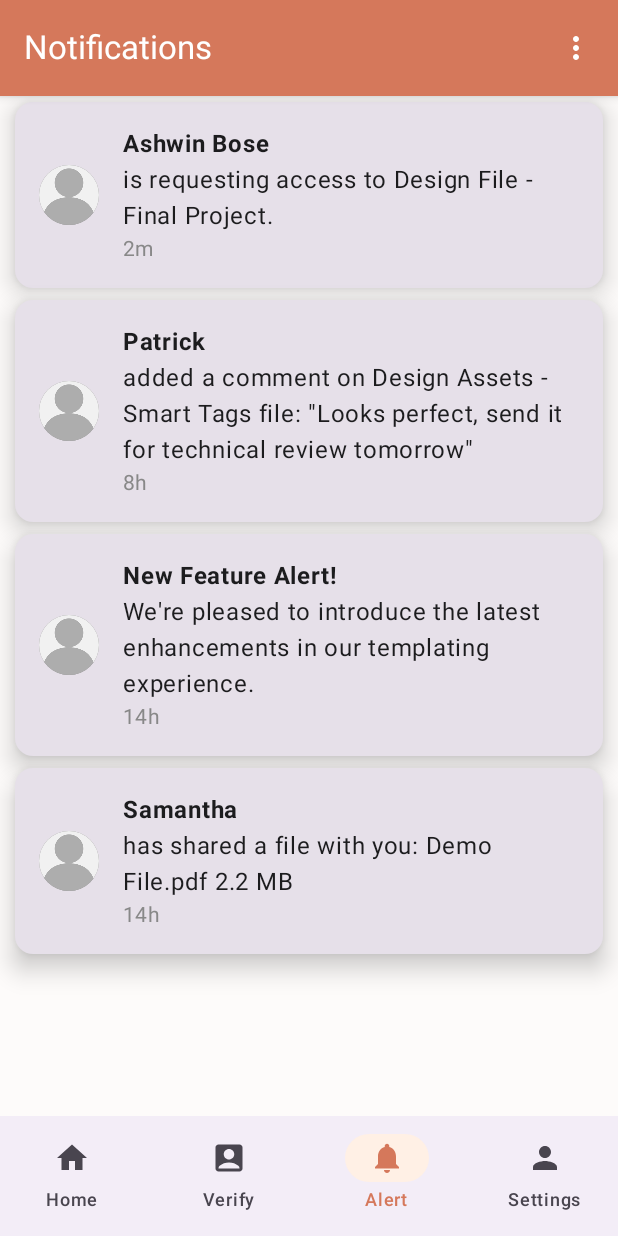
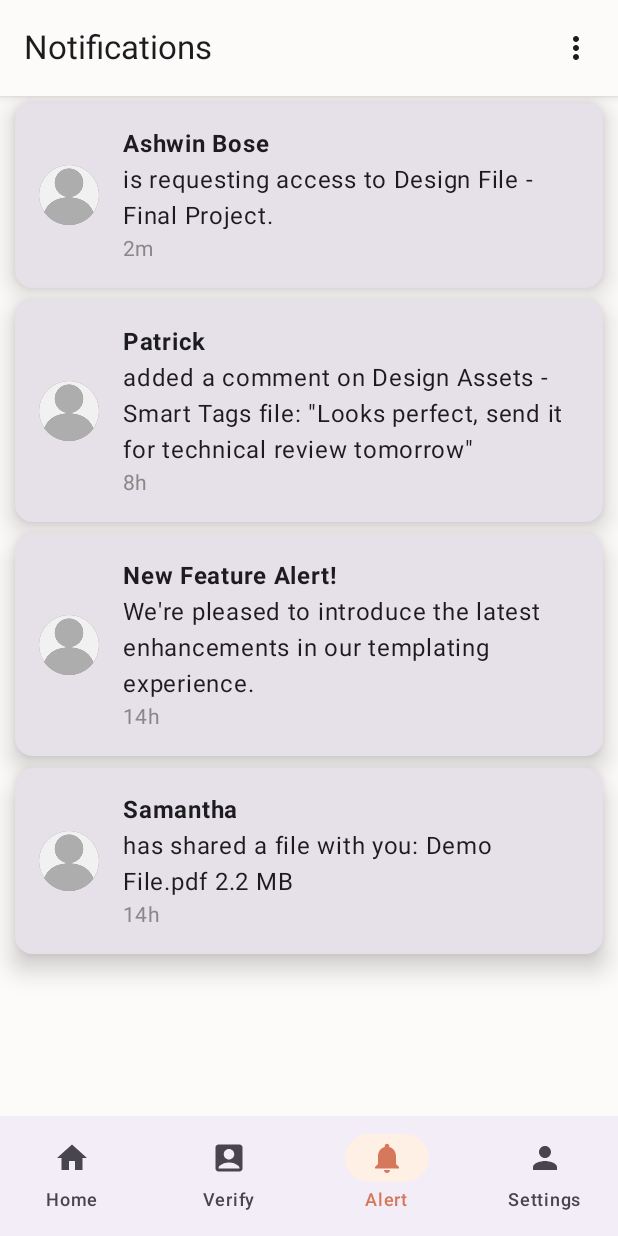
Before and after one commit to koiraladarwin/ecmsApp, an Android app built with Jetpack Compose: the composable MainLayout shown on its own in the app's theme, item 3 of the bottom bar chosen, on a phone screen of 412 x 824 dp. Run offline under Robolectric (Android 15) with nearby library versions, the phone set to English and light mode, and no system bars; our stand-ins replace Firebase (no records; nobody signed in at launch, a user with empty details on screens opened directly); libraries missing offline, so code that uses them is left out: androidx.camera.core, androidx.camera.lifecycle, androidx.camera.view, com.google.mlkit.vision; pictures from the network do not load; 2 statements that could not run were skipped.

Commit message:
refac: changed the nav bar and added search ui in home page

```diff
--- a/app/build.gradle.kts
+++ b/app/build.gradle.kts
@@ -14,14 +14,14 @@ android {
         minSdk = 24
         targetSdk = 35
         versionCode = 1
-        versionName = "1.0"
+        versionName = "1.2.2"
 
         testInstrumentationRunner = "androidx.test.runner.AndroidJUnitRunner"
     }
 
     buildTypes {
         release {
-            isMinifyEnabled = false
+            isMinifyEnabled = true
             proguardFiles(
                 getDefaultProguardFile("proguard-android-optimize.txt"),
                 "proguard-rules.pro"
--- a/app/src/main/java/com/batman/ecms/MainLayout.kt
+++ b/app/src/main/java/com/batman/ecms/MainLayout.kt
@@ -115,18 +115,14 @@ fun MainLayout(onSignOut: () -> Unit) {
 
         topBar = {
             when {
-                currentRoute == Screen.Home.route -> MainTopAppBar(title = "Home")
-                currentRoute == Screen.Staff.route -> MainTopAppBar(title = "Staff")
+                currentRoute == Screen.Home.route -> MainTopAppBar(title = "ECMS")
                 currentRoute == Screen.Notifications.route -> MainTopAppBar(title = "Notifications")
                 currentRoute == Screen.Settings.route -> MainTopAppBar(title = "Settings")
                 currentRoute == Screen.Verify.route -> MainTopAppBar(title = "Verify")
                 currentRoute?.startsWith(Screen.EventInfo.route) == true -> MainTopAppBar(title = "Event Info")
+                currentRoute?.startsWith(Screen.Staff.route) == true -> MainTopAppBar(title = "Staff")
                 currentRoute?.startsWith(Screen.Attendees.route) == true -> MainTopAppBar(title = "Attendees")
                 currentRoute?.startsWith(Screen.ActivityCheckIn.route) == true -> MainTopAppBar(
-                    title = "Attendees"
-                )
-
-                currentRoute?.startsWith(Screen.AttendeeCheckIn.route) == true -> MainTopAppBar(
                     title = "Attendees"
                 )
 
@@ -147,21 +143,38 @@ fun MainLayout(onSignOut: () -> Unit) {
             }
         }
     ) { innerPadding ->
+        val paddingModifier = if (shouldShowBottomBar) {
+            //remove this part later when all routes have individual top app bar
+            Modifier.padding(
+                bottom = innerPadding.calculateBottomPadding(),
+                top = innerPadding.calculateTopPadding()
+            )
+        } else {
+            //remove this part later when all routes have individual top app bar
+            Modifier.padding(
+                top = innerPadding.calculateTopPadding()
+            )
+        }
         NavHost(
             enterTransition = {
                 val targetIdx = getTargetIndex(targetState.destination.route)
-                if (lastIndex < targetIdx) {
-                    slideInHorizontally(initialOffsetX = { fullWidth -> fullWidth }) + fadeIn()
+                if (targetIdx == -1 || lastIndex == -1) {
+                    EnterTransition.None
+                } else if (lastIndex < targetIdx) {
+                    slideInHorizontally { fullWidth -> fullWidth } + fadeIn()
                 } else {
-                    slideInHorizontally(initialOffsetX = { fullWidth -> -fullWidth }) + fadeIn()
+                    slideInHorizontally { fullWidth -> -fullWidth } + fadeIn()
                 }
             },
+
             exitTransition = {
                 val targetIdx = getTargetIndex(targetState.destination.route)
-                if (lastIndex < targetIdx) {
-                    slideOutHorizontally(targetOffsetX = { fullWidth -> -fullWidth / 3 }) + fadeOut()
+                if (targetIdx == -1 || lastIndex == -1) {
+                    ExitTransition.None
+                } else if (lastIndex < targetIdx) {
+                    slideOutHorizontally { fullWidth -> -fullWidth / 3 } + fadeOut()
                 } else {
-                    slideOutHorizontally(targetOffsetX = { fullWidth -> fullWidth / 3 }) + fadeOut()
+                    slideOutHorizontally { fullWidth -> fullWidth / 3 } + fadeOut()
                 }
             },
 
@@ -175,8 +188,7 @@ fun MainLayout(onSignOut: () -> Unit) {
             navController = navController,
             startDestination = Screen.Home.route,
 
-            modifier = Modifier
-                .padding(innerPadding)
+            modifier = paddingModifier
                 .fillMaxSize()
         ) {
             composable(Screen.Home.route) {
@@ -193,8 +205,12 @@ fun MainLayout(onSignOut: () -> Unit) {
                 )
             }
             composable(
+                enterTransition = { EnterTransition.None },
+                exitTransition = { ExitTransition.None },
+                popEnterTransition = { EnterTransition.None },
+                popExitTransition = { ExitTransition.None },
                 route = Screen.Staff.route,
-                arguments = listOf(navArgument("eventId") { type = NavType.StringType })
+                arguments = listOf(navArgument("eventId") { type = NavType.StringType }),
             ) { backStackEntry ->
                 val eventId = backStackEntry.arguments?.getString("eventId")
                 StaffScreen(eventId = eventId.toString())
@@ -240,7 +256,7 @@ fun MainLayout(onSignOut: () -> Unit) {
             composable(
                 route = Screen.ScanAttendee.route,
                 arguments = listOf(navArgument("activityId") { type = NavType.StringType }),
-               enterTransition = { fadeIn(tween(500)) },
+                enterTransition = { fadeIn(tween(500)) },
                 exitTransition = { fadeOut(tween(500)) },
                 popEnterTransition = { fadeIn(tween(300)) },
                 popExitTransition = { fadeOut(tween(300)) }
@@ -283,7 +299,8 @@ fun BottomNavigationBar(currentRoute: String?, onItemSelected: (Int, String) ->
         Screen.Settings
     )
 
-    NavigationBar {
+    NavigationBar(
+    ) {
         items.forEachIndexed { index, screen ->
             NavigationBarItem(
                 icon = {
@@ -305,13 +322,14 @@ fun BottomNavigationBar(currentRoute: String?, onItemSelected: (Int, String) ->
                     selectedIconColor = MaterialTheme.colorScheme.primary,
                     selectedTextColor = MaterialTheme.colorScheme.primary,
                     unselectedIconColor = MaterialTheme.colorScheme.onSurfaceVariant,
-                    unselectedTextColor = MaterialTheme.colorScheme.onSurfaceVariant
+                    unselectedTextColor = MaterialTheme.colorScheme.onSurfaceVariant,
                 )
             )
         }
     }
 }
 
-fun getTargetIndex(route: String?): Int {
-    return bottomBarRoutes.indexOf(route).takeIf { it >= 0 } ?: 0
+private fun getTargetIndex(route: String?): Int {
+    val baseRoute = route?.substringBefore("/")
+    return bottomBarRoutes.indexOf(baseRoute).takeIf { it >= 0 } ?: -1
 }
--- a/app/src/main/java/com/batman/ecms/features/common/components/CustomLoader.kt
+++ b/app/src/main/java/com/batman/ecms/features/common/components/CustomLoader.kt
@@ -11,12 +11,12 @@ import com.commandiron.compose_loading.ChasingDots
 
 @Composable
 fun CustomLoader() {
-     Box(
+    Box(
         modifier = Modifier
             .fillMaxSize()
             .background(color = Color.Transparent)
-         , contentAlignment = Alignment.Center
+        , contentAlignment = Alignment.Center
     ) {
-         ChasingDots()
+        ChasingDots()
     }
 }
--- a/app/src/main/java/com/batman/ecms/features/main/presentation/components/MainTopAppBar.kt
+++ b/app/src/main/java/com/batman/ecms/features/main/presentation/components/MainTopAppBar.kt
@@ -1,5 +1,6 @@
 package com.batman.ecms.features.main.presentation.components
 
+import androidx.compose.foundation.background
 import androidx.compose.foundation.clickable
 import androidx.compose.foundation.layout.Arrangement
 import androidx.compose.foundation.layout.Box
@@ -22,58 +23,135 @@ import androidx.compose.ui.draw.shadow
 import androidx.compose.ui.unit.dp
 import androidx.compose.foundation.layout.Column
 import androidx.compose.foundation.layout.Row
+import androidx.compose.foundation.layout.Spacer
+import androidx.compose.foundation.layout.fillMaxWidth
+import androidx.compose.foundation.layout.height
 import androidx.compose.foundation.layout.padding
+import androidx.compose.foundation.layout.size
 import androidx.compose.foundation.layout.width
+import androidx.compose.foundation.layout.widthIn
+import androidx.compose.material.icons.filled.Close
 import androidx.compose.material.icons.filled.Info
+import androidx.compose.material.icons.filled.Search
 import androidx.compose.material.icons.outlined.Info
 import androidx.compose.material3.DropdownMenu
 import androidx.compose.material3.DropdownMenuItem
+import androidx.compose.material3.LargeTopAppBar
+import androidx.compose.material3.TextField
+import androidx.compose.material3.TextFieldDefaults
+import androidx.compose.runtime.LaunchedEffect
 import androidx.compose.runtime.getValue
 import androidx.compose.runtime.mutableStateOf
 import androidx.compose.runtime.remember
 import androidx.compose.runtime.setValue
+import androidx.compose.ui.Alignment
+import androidx.compose.ui.focus.FocusRequester
+import androidx.compose.ui.focus.focusRequester
+import androidx.compose.ui.graphics.Color
+import androidx.compose.ui.text.font.Font
+import androidx.compose.ui.text.font.FontWeight
+import androidx.lifecycle.viewmodel.compose.viewModel
 
 @OptIn(ExperimentalMaterial3Api::class)
 @Composable
 fun MainTopAppBar(title: String) {
     var showMenu by remember { mutableStateOf(false) }
+    var isSearching by remember { mutableStateOf(false) }
+    var query by remember { mutableStateOf("") }
 
+    val focusRequester = remember { FocusRequester() }
+    if (isSearching) {
+        // Expanded Search Mode
+        TopAppBar(
+            title = {
+                TextField(
+                    value = query,
+                    onValueChange = { query = it },
+                    placeholder = { Text("Search...") },
+                    singleLine = true,
+                    modifier = Modifier.fillMaxWidth().focusRequester(focusRequester),
+                    colors = TextFieldDefaults.colors(
+                        unfocusedContainerColor = Color.Transparent,
+                        focusedIndicatorColor = Color.Transparent,
+                        unfocusedIndicatorColor = Color.Transparent,
+                        focusedContainerColor = Color.Transparent
+                    ),
+                )
+            },
+            navigationIcon = {
+                IconButton(onClick = { isSearching = false }) {
+                    Icon(Icons.Default.ArrowBack, contentDescription = "Back")
+                }
+            },
+            actions = {
+                IconButton(onClick = { query = "" }) {
+                    Icon(Icons.Default.Close, contentDescription = "Clear")
+                }
+            },
+            colors = TopAppBarDefaults.topAppBarColors(
+                containerColor = MaterialTheme.colorScheme.background
+            )
+        )
+
+        // Show keyboard automatically when entering search
+        LaunchedEffect(Unit) {
+            focusRequester.requestFocus()
+            // Use LocalFocusManager + FocusRequester for auto focus
+        }
+    } else {
+        // Normal App Bar
         TopAppBar(
             title = {
                 Text(
                     text = title,
                     style = MaterialTheme.typography.titleLarge,
-                color = MaterialTheme.colorScheme.onPrimary
+                    fontWeight = if (title == "ECMS") FontWeight.Bold else FontWeight.Normal,
+                    color = if (title == "ECMS")
+                        MaterialTheme.colorScheme.primary
+                    else
+                        MaterialTheme.colorScheme.onBackground
                 )
             },
             actions = {
+                if (title == "ECMS") {
+                    IconButton(onClick = { isSearching = true }) {
+                        Icon(
+                            imageVector = Icons.Default.Search,
+                            contentDescription = "Search",
+                            tint = MaterialTheme.colorScheme.onBackground
+                        )
+                    }
+                }
+
                 IconButton(onClick = { showMenu = true }) {
                     Icon(
                         imageVector = Icons.Default.MoreVert,
                         contentDescription = "Options",
-                    tint = MaterialTheme.colorScheme.onPrimary
+                        tint = MaterialTheme.colorScheme.onBackground
                     )
                 }
 
                 DropdownMenu(
                     expanded = showMenu,
-                onDismissRequest = { showMenu = false },
+                    onDismissRequest = { showMenu = false }
                 ) {
-                Row(modifier = Modifier
-                    .padding(horizontal = 15.dp)
-                    .clickable {
-                        showMenu = false
-                    }, horizontalArrangement = Arrangement.SpaceBetween) {
-                    Text("About us", modifier = Modifier)
-                    Box(modifier = Modifier.width(3.dp))
+                    Row(
+                        modifier = Modifier.padding(horizontal = 15.dp),
+                        horizontalArrangement = Arrangement.SpaceBetween
+                    ) {
+                        Text(
+                            text = "About us",
+                            style = MaterialTheme.typography.titleMedium
+                        )
+                        Spacer(modifier = Modifier.width(5.dp))
                         Icon(Icons.Outlined.Info, contentDescription = "Info")
                     }
                 }
             },
             colors = TopAppBarDefaults.topAppBarColors(
-            containerColor = MaterialTheme.colorScheme.primary,
-            titleContentColor = MaterialTheme.colorScheme.onPrimary
+                containerColor = MaterialTheme.colorScheme.background
             ),
             modifier = Modifier.shadow(4.dp)
         )
     }
+}
--- a/app/src/main/java/com/batman/ecms/features/main/presentation/screens/HomeScreen.kt
+++ b/app/src/main/java/com/batman/ecms/features/main/presentation/screens/HomeScreen.kt
@@ -5,6 +5,7 @@ import android.util.Log
 import android.widget.Toast
 import androidx.compose.foundation.layout.Box
 import androidx.compose.foundation.layout.fillMaxSize
+import androidx.compose.foundation.layout.padding
 import androidx.compose.foundation.lazy.LazyColumn
 import androidx.compose.foundation.lazy.items
 import androidx.compose.material.icons.Icons
@@ -34,6 +35,7 @@ import com.batman.ecms.features.common.components.CustomLoader
 import com.batman.ecms.features.main.data.service.RetrofitInstance
 import com.batman.ecms.features.main.presentation.components.AddEventDialog
 import com.batman.ecms.features.main.presentation.components.EventCard
+import com.batman.ecms.features.main.presentation.components.MainTopAppBar
 import com.batman.ecms.features.main.presentation.viewModels.HomeViewModel
 import kotlinx.coroutines.launch
 
@@ -60,14 +62,15 @@ fun HomeScreen(
             }
         }
     )
-    Scaffold(floatingActionButton = {
+    Scaffold(
+        floatingActionButton = {
             FloatingActionButton(onClick = {
                 showDialog = true
             }) {
                 Icon(Icons.Default.Add, contentDescription = "Add")
             }
     },) {
-
+        Box(modifier = Modifier.fillMaxSize()){
             when (val state = uiState.value) {
                 is UiState.Loading -> {
                     CustomLoader()
@@ -101,4 +104,6 @@ fun HomeScreen(
             }
 
         }
+
     }
+}
```
Also changed, not shown: app/src/main/java/com/batman/ecms/features/main/presentation/screens/SettingsScreen.kt (+3 -6 lines), 6 other files. Lines whose indentation alone changed are shown as unchanged.
